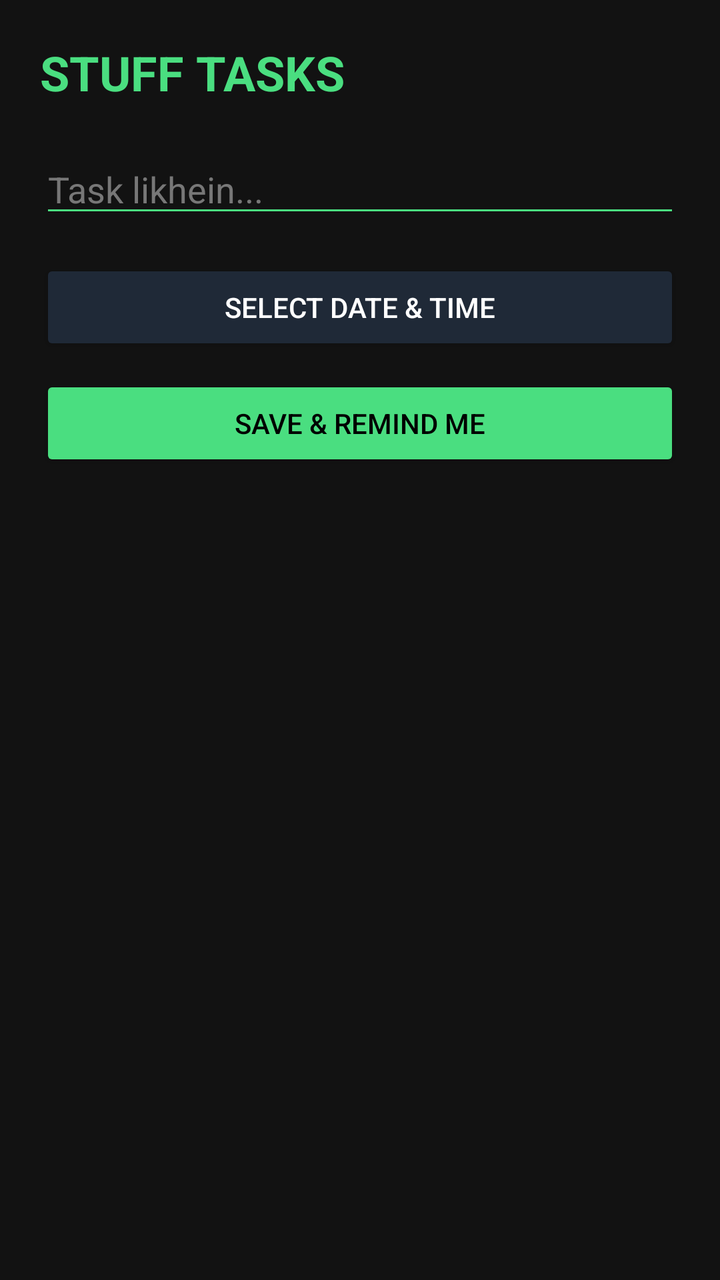
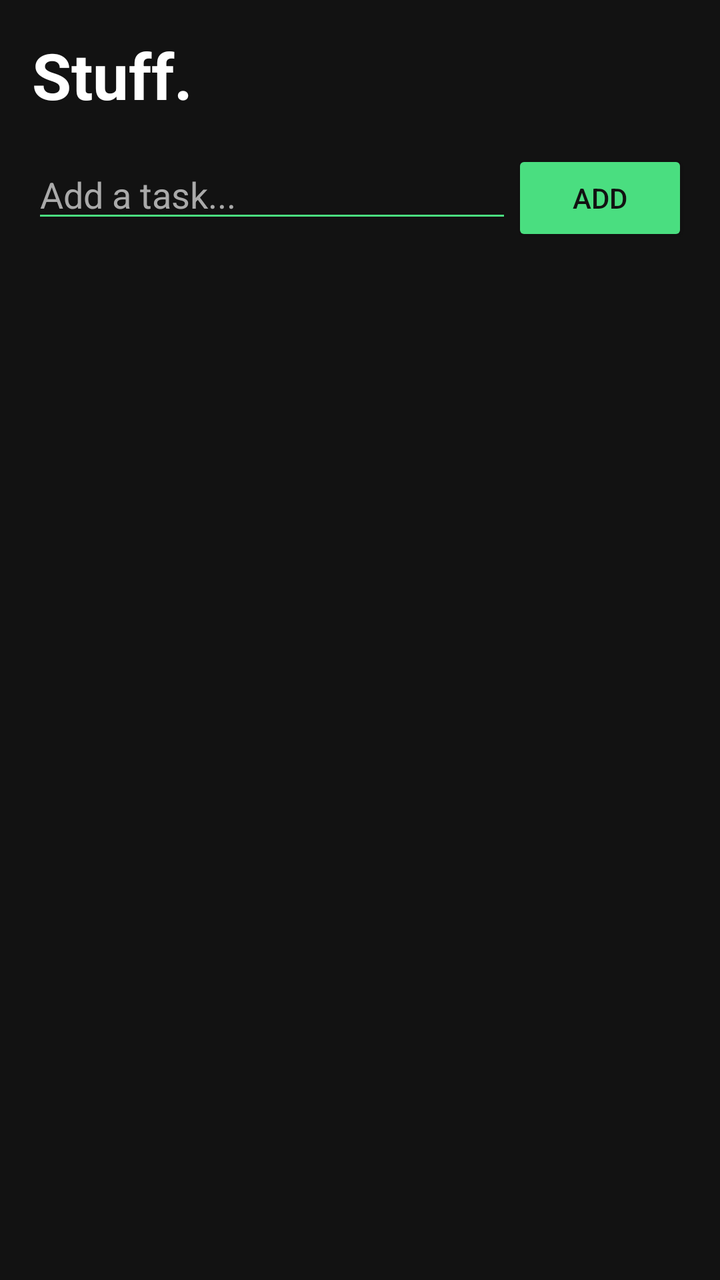

Compare the two renders of this Android layout. The source of the first and the diff that turns it into the second are given below.
<!-- AndroidManifest.xml: application theme Theme.StuffReminder -->
<!-- res/layout/activity_main.xml -->
<?xml version="1.0" encoding="utf-8"?>
<LinearLayout xmlns:android="http://schemas.android.com/apk/res/android"
    android:layout_width="match_parent"
    android:layout_height="match_parent"
    android:orientation="vertical"
    android:background="#121212"
    android:padding="20dp">
    <TextView
        android:layout_width="wrap_content"
        android:layout_height="wrap_content"
        android:text="STUFF TASKS"
        android:textColor="#4ADE80"
        android:textSize="24sp"
        android:textStyle="bold"
        android:layout_marginBottom="20dp"/>
    <EditText
        android:id="@+id/etTask"
        android:layout_width="match_parent"
        android:layout_height="wrap_content"
        android:hint="Task likhein..."
        android:textColorHint="#777777"
        android:textColor="#FFFFFF"
        android:backgroundTint="#4ADE80"
        android:textSize="18sp"/>
    <Button
        android:id="@+id/btnPickTime"
        android:layout_width="match_parent"
        android:layout_height="wrap_content"
        android:layout_marginTop="16dp"
        android:backgroundTint="#1F2937"
        android:textColor="#FFFFFF"
        android:text="Select Date &amp; Time"/>
    <Button
        android:id="@+id/btnSave"
        android:layout_width="match_parent"
        android:layout_height="wrap_content"
        android:layout_marginTop="10dp"
        android:backgroundTint="#4ADE80"
        android:textColor="#000000"
        android:text="Save &amp; Remind Me"/>
</LinearLayout>
<!-- resources referenced by this layout -->
<resources>
  <style name="Theme.StuffReminder" parent="Theme.MaterialComponents.DayNight.NoActionBar">
          <item name="colorPrimary">@color/primary</item>
      </style>
  <color name="primary">#4ADE80</color>
</resources>

<!-- the commit's change to res/layout/activity_main.xml (unified diff, before → after) -->
@@ -2,40 +2,48 @@
 <LinearLayout xmlns:android="http://schemas.android.com/apk/res/android"
     android:layout_width="match_parent"
     android:layout_height="match_parent"
+    android:background="@color/black"
     android:orientation="vertical"
-    android:background="#121212"
-    android:padding="20dp">
+    android:padding="16dp">
+
     <TextView
         android:layout_width="wrap_content"
         android:layout_height="wrap_content"
-        android:text="STUFF TASKS"
-        android:textColor="#4ADE80"
-        android:textSize="24sp"
+        android:text="Stuff."
+        android:textColor="@color/white"
+        android:textSize="32sp"
         android:textStyle="bold"
-        android:layout_marginBottom="20dp"/>
-    <EditText
-        android:id="@+id/etTask"
+        android:layout_marginBottom="16dp"/>
+
+    <LinearLayout
         android:layout_width="match_parent"
         android:layout_height="wrap_content"
-        android:hint="Task likhein..."
-        android:textColorHint="#777777"
-        android:textColor="#FFFFFF"
-        android:backgroundTint="#4ADE80"
-        android:textSize="18sp"/>
-    <Button
-        android:id="@+id/btnPickTime"
+        android:orientation="horizontal"
+        android:layout_marginBottom="16dp">
+
+        <EditText
+            android:id="@+id/etTask"
+            android:layout_width="0dp"
+            android:layout_height="wrap_content"
+            android:layout_weight="1"
+            android:hint="Add a task..."
+            android:textColorHint="@color/text_muted"
+            android:textColor="@color/white"
+            android:backgroundTint="@color/primary"/>
+
+        <Button
+            android:id="@+id/btnAddTask"
+            android:layout_width="wrap_content"
+            android:layout_height="wrap_content"
+            android:text="Add"
+            android:backgroundTint="@color/primary"
+            android:textColor="@color/black"/>
+    </LinearLayout>
+
+    <ListView
+        android:id="@+id/lvTasks"
         android:layout_width="match_parent"
-        android:layout_height="wrap_content"
-        android:layout_marginTop="16dp"
-        android:backgroundTint="#1F2937"
-        android:textColor="#FFFFFF"
-        android:text="Select Date &amp; Time"/>
-    <Button
-        android:id="@+id/btnSave"
-        android:layout_width="match_parent"
-        android:layout_height="wrap_content"
-        android:layout_marginTop="10dp"
-        android:backgroundTint="#4ADE80"
-        android:textColor="#000000"
-        android:text="Save &amp; Remind Me"/>
+        android:layout_height="match_parent"
+        android:divider="@android:color/transparent"
+        android:dividerHeight="8dp"/>
 </LinearLayout>
<!-- resource entries referenced after the edit -->
@@ -1,8 +1,12 @@
 <!-- resources referenced by this layout -->
 <resources>
+  <color name="black">#FF121212</color>
+  <color name="primary">#4ADE80</color>
+  <color name="text_muted">#AAAAAA</color>
+  <color name="white">#FFFFFFFF</color>
   <style name="Theme.StuffReminder" parent="Theme.MaterialComponents.DayNight.NoActionBar">
           <item name="colorPrimary">@color/primary</item>
+          <item name="android:windowBackground">@color/black</item>
       </style>
-  <color name="primary">#4ADE80</color>
 </resources>
 
